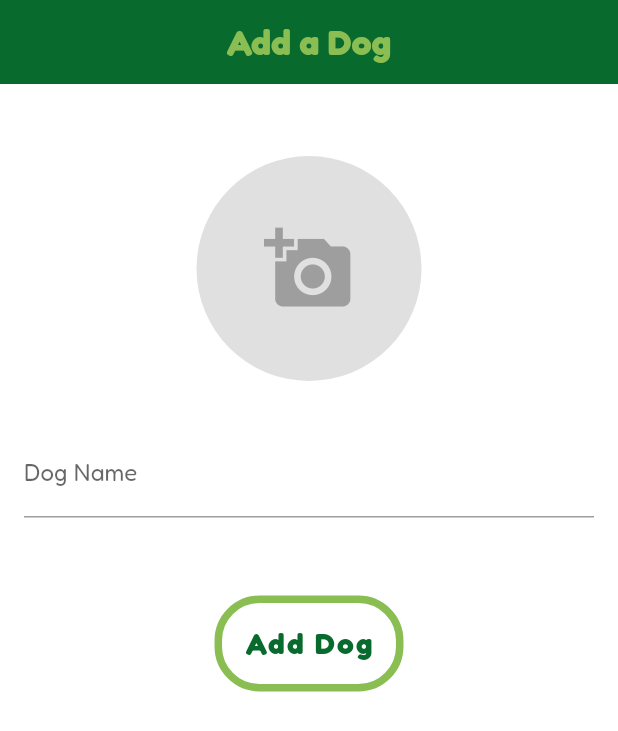
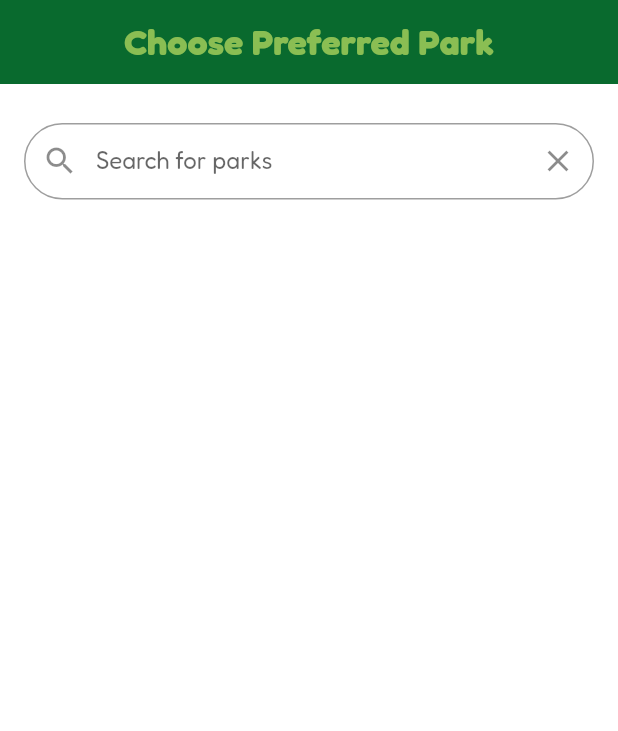
Before and after one commit to Gilad1016/FetchFriends, a Flutter app: the AddPreferredParkPage screen opened by its route, on a phone screen of 412 x 824 dp. Shown: the top 731 px of the screen. Run offline on Flutter 3.47's test engine with Material 2 defaults, Android fonts, the phone set to English and light mode, and no system bars; our stand-ins replace cloud_firestore, firebase_auth, firebase_core, firebase_storage, go_router, image_picker and 2 more; missing offline and left inert: firebase_app_check, time_picker_spinner; accounts and stored records are empty.

Commit message:
commit mid work on saving preferred park firebase bug - not searchable. trying alternative platform

```diff
--- a/lib/main.dart
+++ b/lib/main.dart
@@ -59,7 +59,6 @@ class _MyAppState extends State<MyApp> {
   }
 
   void onAuthStateChange(AppState login) {
-    print("onAuthStateChange: $login");
     if (login == AppState.unauthenticated) {
       appProvider.state = AppState.unauthenticated;
       return;
--- a/lib/models/park_item.dart
+++ b/lib/models/park_item.dart
@@ -3,7 +3,7 @@ import 'package:cloud_firestore/cloud_firestore.dart';
 class ParkItem {
   String id = '';
   String name = '';
-  String mapsURL = '';
+  Uri mapsURL = Uri.parse('');
   GeoPoint location = const GeoPoint(0, 0);
 
   ParkItem({required this.name, required this.mapsURL});
@@ -20,7 +20,7 @@ class ParkItem {
 
     return ParkItem(
       name: docDocument['name'] as String,
-      mapsURL: docDocument['mapsURL'] as String,
+      mapsURL: Uri.parse(docDocument['mapsURL'] as String),
     );
   }
 
@@ -31,4 +31,5 @@ class ParkItem {
       'mapsURL': mapsURL,
     };
   }
+
 }
--- a/lib/pages/home.dart
+++ b/lib/pages/home.dart
@@ -20,7 +20,7 @@ class _ParkHomePageState extends State<ParkHomePage> {
   late Query dogData = FirebaseFirestore.instance.collection('dogs');
   ParkItem park = ParkItem(
       name: 'Sokolov Garden',
-      mapsURL: 'https://maps.app.goo.gl/QrmnpJT3EBZEppEMA');
+      mapsURL: Uri.parse('https://maps.app.goo.gl/QrmnpJT3EBZEppEMA'));
 
   onStartUp(BuildContext context) async {
     // final authProvider = Provider.of<AuthProvider>(context, listen: false);
--- a/lib/pages/new_user_flow/add_preferred_park.dart
+++ b/lib/pages/new_user_flow/add_preferred_park.dart
@@ -1,16 +1,12 @@
-import 'dart:io';
-
-import 'package:dogy_park/providers/app_state/app_state_provider.dart';
-import 'package:dogy_park/providers/auth_provider.dart';
-import 'package:dogy_park/widgets/custom_button.dart';
+import 'package:dogy_park/models/park_item.dart';
+import 'package:dogy_park/widgets/inputs/custom_input.dart';
 import 'package:flutter/material.dart';
-import 'package:go_router/go_router.dart';
-import 'package:image_picker/image_picker.dart';
 import 'package:provider/provider.dart';
 
-import '../../models/dog_item.dart';
-import '../../providers/app_state/states_utils.dart';
 import '../../providers/data_provider.dart';
+import '../../providers/location_provider.dart';
+import '../../widgets/custom_button.dart';
+import '../../widgets/park_tile.dart';
 import '../../widgets/top_bar/app_bar.dart';
 
 class AddPreferredParkPage extends StatefulWidget {
@@ -21,123 +17,92 @@ class AddPreferredParkPage extends StatefulWidget {
 }
 
 class _AddPreferredParkPageState extends State<AddPreferredParkPage> {
-  final _formKey = GlobalKey<FormState>();
-  final _nameController = TextEditingController();
-  File? _selectedImage;
-  late AppStateProvider _appProvider;
-
-  @override
-  void dispose() {
-    _nameController.dispose();
-    super.dispose();
-  }
+  final _searchTextController = TextEditingController();
+  List<Widget> _searchResults = [];
+  bool _showNextButton = false;
+  late final DataProvider _dataProvider;
+  late final ParkItem _selectedPark;
+  late final LocationProvider _locationProvider;
 
   @override
   void initState() {
     super.initState();
-    _appProvider = Provider.of<AppStateProvider>(context, listen: false);
+    _searchTextController.addListener(() {
+      setState(() {
+        _showNextButton = _searchTextController.text.isNotEmpty;
+      });
+    });
+    _dataProvider = Provider.of<DataProvider>(context, listen: false);
+    _locationProvider = LocationProvider();
+    _locationProvider.getLocation();
   }
 
-  Future<void> _takePicture() async {
-    final ImagePicker picker = ImagePicker();
-    final XFile? image = await picker.pickImage(source: ImageSource.camera);
-
+  Future<void> _onSearchTextChanged(String text) async {
+    if (text.isEmpty) {
       setState(() {
-      _selectedImage = image != null ? File(image.path) : null;
+        _searchResults.clear();
+        _showNextButton = false;
       });
-  }
-
-  void _submitForm(context) async {
-    final dogName = _nameController.text;
-    final authProvider = Provider.of<AuthProvider>(context, listen: false);
-    if (dogName.isEmpty) {
       return;
     }
 
-    await Provider.of<DataProvider>(context, listen: false).addDog(
-      DogItem(
-        name: dogName,
-        imageUrl: _selectedImage?.path,
-        ownerUID: await authProvider.getMyToken(),
-      ),
-    );
+    // final searchLower = text.toLowerCase();
+    final parks = await _dataProvider.searchParks(
+        text, _locationProvider.locationData);
+    print('Parks: $parks');
+    List<Widget> parkTiles = [];
+    for (var park in parks) {
+      parkTiles.add(ParkTile(
+        parkItem: park,
+        onSavePark: (park) => _onParkSelected(park),
+      ));
+    }
+    setState(() {
+      _searchResults = parkTiles;
+      _showNextButton = text.isNotEmpty;
+    });
+  } //(park) => _onParkSelected(park), // Use ParkItem object
 
-
+  void _onParkSelected(ParkItem park) {
+    print('Park selected: ${park.name}');
   }
 
-  void test() {
-    _appProvider.state = AppState.loggedInWithDogs;
-    GoRouter.of(context).pushReplacement('/');
-
-  }
-  //TODO: delete and use edit profile logic
   @override
   Widget build(BuildContext context) {
     return Scaffold(
       appBar: const CustomAppBar(
-        titleText: 'Add a Dog',
+        titleText: 'Choose Preferred Park',
       ),
       body: Padding(
           padding: const EdgeInsets.all(16.0),
-        child: Form(
-          key: _formKey,
           child: Column(
+              mainAxisAlignment: MainAxisAlignment.start,
+              crossAxisAlignment: CrossAxisAlignment.stretch,
               children: [
-              const SizedBox(height: 32.0),
-              GestureDetector(
-                onTap: _takePicture,
-                child: Container(
-                  width: 150,
-                  height: 150,
-                  decoration: BoxDecoration(
-                    shape: BoxShape.circle,
-                    color: Colors.grey[300],
-                  ),
-                  child: _selectedImage == null
-                      ? const Icon(
-                    Icons.add_a_photo,
-                    size: 60,
-                    color: Colors.grey,
-                  )
-                      : ClipOval(
-                    child: Image.file(
-                      _selectedImage!,
-                      width: 150,
-                      height: 150,
-                      fit: BoxFit.cover,
-                    ),
-                  ),
-                ),
-              ),
-              const SizedBox(height: 32.0),
-              //TODO: create a generic custom input widget
-              // EmailInput(controller: _nameController),
-              TextFormField(
-                controller: _nameController,
-                decoration: const InputDecoration(
-                  labelText: 'Dog Name',
-                ),
-                validator: (value) {
-                  if (value == null || value.isEmpty) {
-                    return 'Please enter a dog name';
-                  }
-                  return null;
+                CustomInputText(
+                  controller: _searchTextController,
+                  hintText: 'Search for parks',
+                  prefixIcon: const Icon(Icons.search),
+                  suffixIcon: IconButton(
+                    icon: const Icon(Icons.clear),
+                    onPressed: () {
+                      setState(() {
+                        _searchTextController.clear();
+                        _searchResults.clear();
+                        _showNextButton = false;
+                      });
                     },
                   ),
-              const SizedBox(height: 32.0),
-              CustomButton(
-                onPressed: () async {
-                  if (_formKey.currentState!.validate()) {
-                    _submitForm(context);
-                    test();
-                  }
-                },
-                text: 'Add Dog',
+                  onChanged: _onSearchTextChanged,
+                  labelText: 'Search for parks',
                 ),
-            ],
+                Expanded(
+                  child: ListView.builder(
+                    itemCount: _searchResults.length,
+                    itemBuilder: (context, index) => _searchResults[index],
                   ),
-        ),
-      ),
+                )
+              ])),
     );
   }
 }
--- a/lib/providers/app_state/app_state_provider.dart
+++ b/lib/providers/app_state/app_state_provider.dart
@@ -14,7 +14,7 @@ class AppStateProvider with ChangeNotifier {
   late final SharedPreferences _sharedPreferences;
   final StreamController<bool> _loginStateChange =
       StreamController<bool>.broadcast();
-  late DataProvider _dataProvider;
+  late final DataProvider _dataProvider;
 
 
   AppState _appState = AppState.init;
--- a/lib/providers/location_provider.dart
+++ b/lib/providers/location_provider.dart
@@ -1,5 +1,6 @@
 import 'dart:async';
 
+import 'package:cloud_firestore/cloud_firestore.dart';
 import 'package:flutter/services.dart';
 import 'package:location/location.dart';
 
@@ -8,7 +9,7 @@ class LocationProvider {
   late LocationData _locationData;
   bool _serviceEnabled = false;
   final StreamController<bool> _onLocationStateChange =
-  StreamController.broadcast();
+      StreamController.broadcast();
 
   Stream<bool> get onLocationStateChange => _onLocationStateChange.stream;
 
@@ -16,6 +17,8 @@ class LocationProvider {
     _onLocationStateChange.add(isGranted);
   }
 
+  GeoPoint get locationData =>
+      GeoPoint(_locationData.latitude!, _locationData.longitude!);
 
   Future<void> checkService() async {
     _serviceEnabled = await location.serviceEnabled();
@@ -56,9 +59,9 @@ class LocationProvider {
   }
 
   Future<bool> isLocationReady() async {
-    return await location.serviceEnabled() && await location.hasPermission() == PermissionStatus.granted;
+    return await location.serviceEnabled() &&
+        await location.hasPermission() == PermissionStatus.granted;
   }
-
 
   double? get latitude => _locationData.latitude;
 
--- a/lib/widgets/inputs/custom_input.dart
+++ b/lib/widgets/inputs/custom_input.dart
@@ -7,16 +7,22 @@ class CustomInputText extends StatefulWidget {
   final bool obscureText; // Optional
   final TextEditingController controller;
   final Icon prefixIcon;
+  final IconButton suffixIcon;
+  final void Function(String text)? onChanged;
 
-  const CustomInputText({
-    super.key,
-    required this.labelText,
-    required this.hintText,
-    required this.controller,
-    this.keyboardType = TextInputType.text,
-    this.obscureText = false,
-    this.prefixIcon = const Icon(Icons.text_fields)
-  });
+  const CustomInputText(
+      {super.key,
+      required this.labelText,
+      required this.hintText,
+      required this.controller,
+      this.keyboardType = TextInputType.text,
+      this.obscureText = false,
+      this.prefixIcon = const Icon(Icons.text_fields),
+      this.suffixIcon = const IconButton(
+        icon: Icon(Icons.clear),
+        onPressed: null,
+      ),
+      this.onChanged});
 
   @override
   _CustomInputTextState createState() => _CustomInputTextState();
@@ -58,8 +64,9 @@ class _CustomInputTextState extends State<CustomInputText> {
                     });
                   },
                 )
-              : null,
+              : widget.suffixIcon,
         ),
+        onChanged: widget.onChanged,
       ),
     );
   }
```
Also changed, not shown: lib/providers/data_provider.dart (+78 -35 lines), lib/providers/router/app_router.dart (+8 -8 lines), lib/widgets/park_tile.dart (added, +87 -0 lines), pubspec.yaml (+1 -14 lines), 7 other files. Lines whose indentation alone changed are shown as unchanged.
